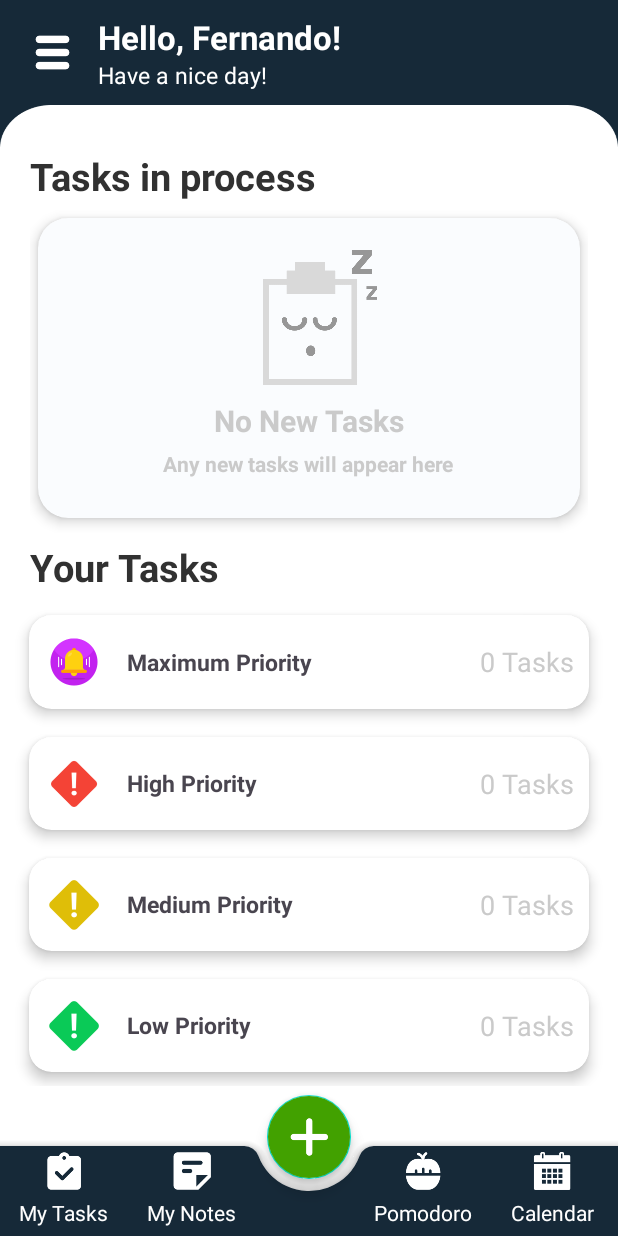
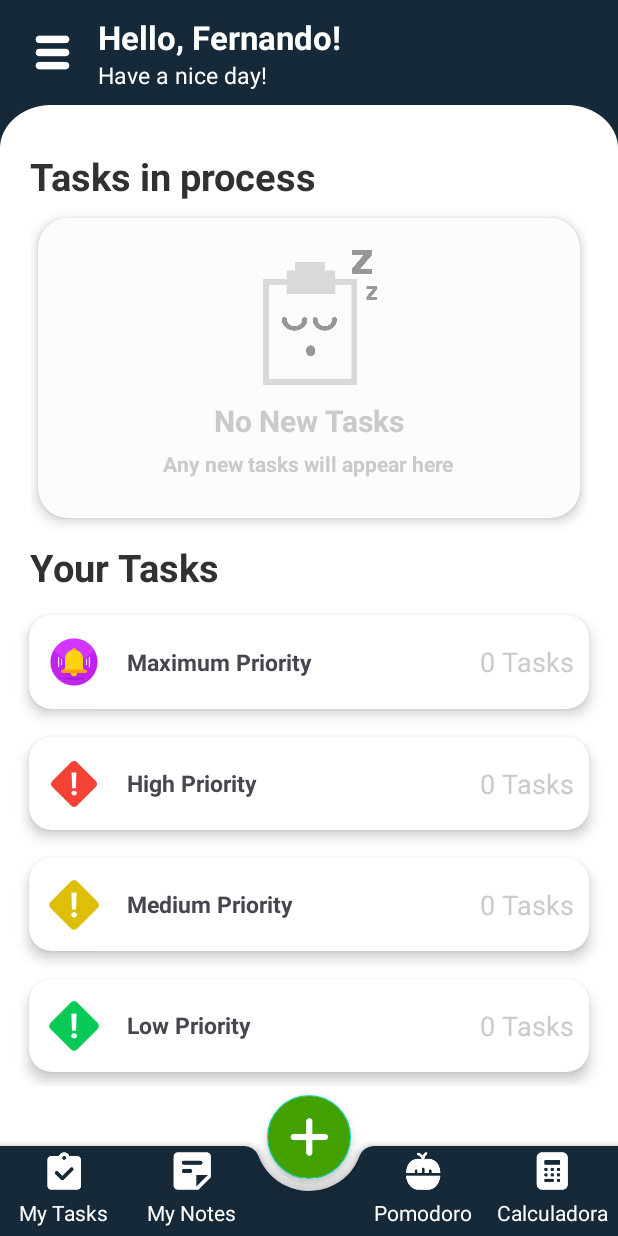
Before and after one commit to FernandoGaribay/Sync-O-Task, an Android app: the DashboardActivity screen opened directly, with no data from a screen before it, on a phone screen of 412 x 824 dp. Run offline under Robolectric (Android 15) with nearby library versions, the phone set to English and light mode, and no system bars; our stand-ins replace Firebase (no records; nobody signed in at launch, a user with empty details on screens opened directly); Roboto replaces fonts that are not available here.

Commit message:
+ Cambios menores

```diff
--- a/app/src/main/res/layout/activity_dashboard.xml
+++ b/app/src/main/res/layout/activity_dashboard.xml
@@ -550,14 +550,14 @@
                     android:layout_width="25dp"
                     android:layout_height="25dp"
                     android:layout_gravity="center"
-                    android:src="@drawable/calendar_white" />
+                    android:src="@drawable/calculator_white" />
 
                 <TextView
                     android:layout_width="wrap_content"
                     android:layout_height="wrap_content"
                     android:layout_marginTop="5dp"
                     android:layout_marginBottom="6dp"
-                    android:text="@string/dashboard_calendar"
+                    android:text="@string/dashboard_calculator"
                     android:textColor="@color/white" />
 
             </LinearLayout>
--- a/app/src/main/res/values/strings.xml
+++ b/app/src/main/res/values/strings.xml
@@ -21,7 +21,7 @@
     <string name="dashboard_myTasks">My Tasks</string>
     <string name="dashboard_myNotes">My Notes</string>
     <string name="dashboard_pomodoro">Pomodoro</string>
-    <string name="dashboard_calendar">Calendar</string>
+    <string name="dashboard_calculator">Calculadora</string>
 
     <!--Activity Create Task Strings-->
     <string name="createTask_lblCreateTask">CREATE NEW TASK</string>
```
Also changed, not shown: app/src/main/res/drawable/calculator_white.png (added).
